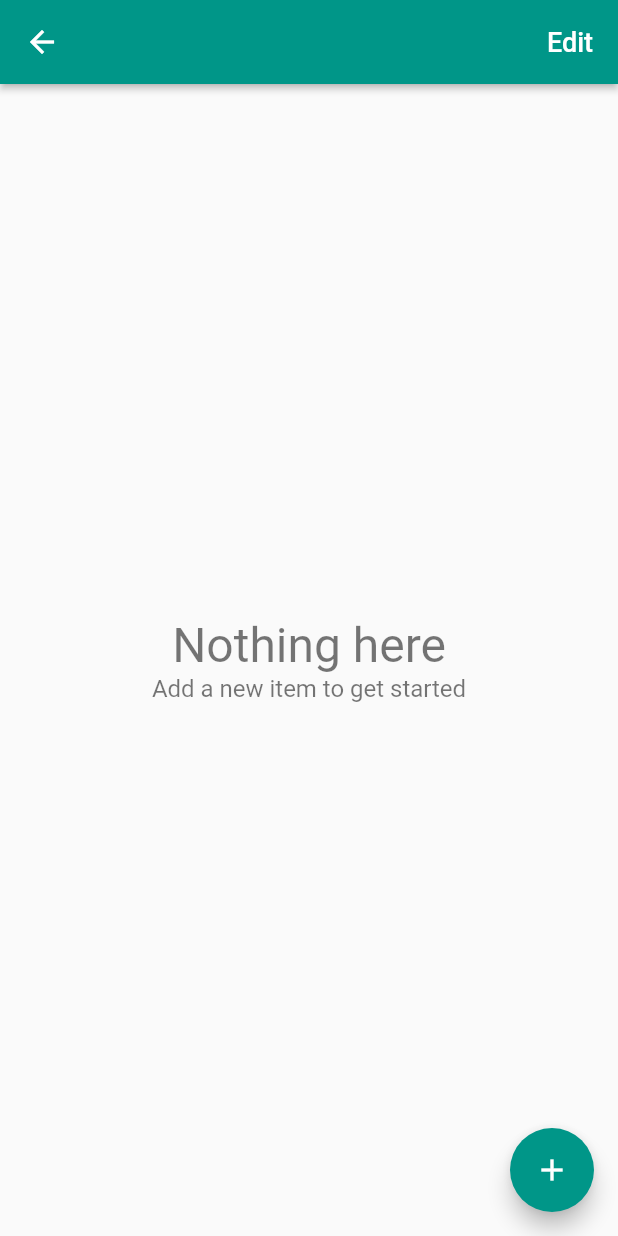
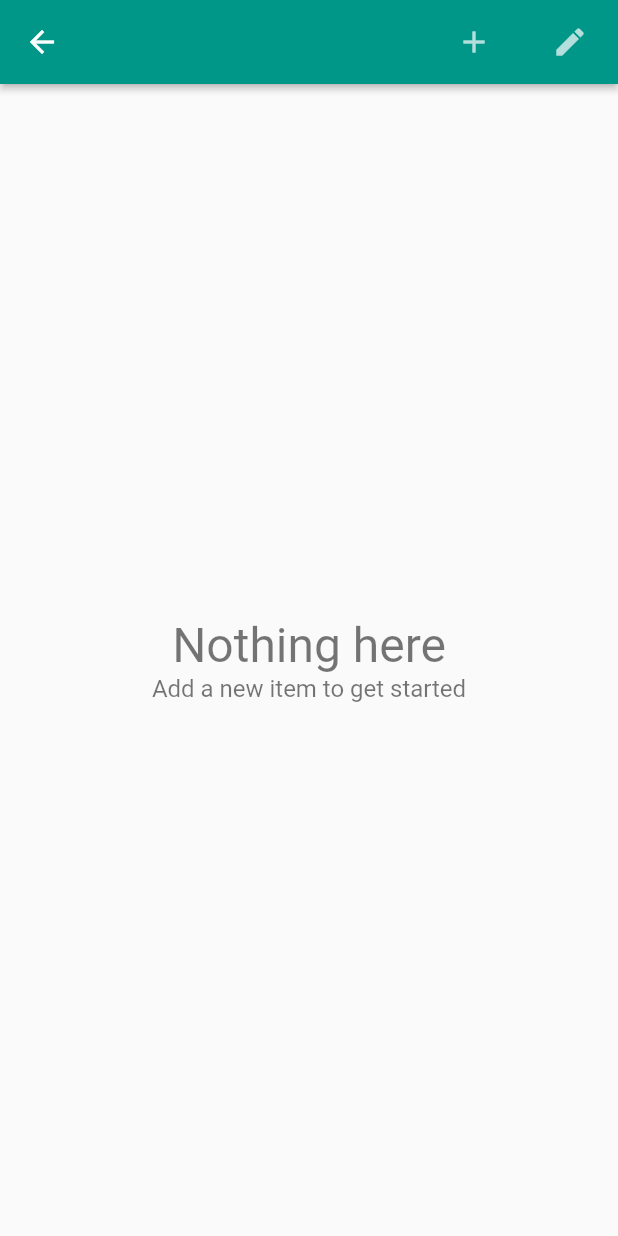
Before and after one commit to Tarster/Time_Tracker, a Flutter app: the JobEntriesPage screen opened directly with empty values, on a phone screen of 412 x 824 dp. Run offline on Flutter 3.47's test engine with Material 2 defaults, Android fonts, the phone set to English and light mode, and no system bars; our stand-ins replace cloud_firestore, firebase_auth, firebase_core, google_sign_in; accounts and stored records are empty.

Commit message:
Removed Floating Action Button

```diff
--- a/lib/app/home/job_entries/job_entries_page.dart
+++ b/lib/app/home/job_entries/job_entries_page.dart
@@ -45,7 +45,8 @@ class JobEntriesPage extends StatelessWidget {
     return StreamBuilder<Job>(
       stream: database.jobStream(jobId: job.id),
       builder: (context, snapshot) {
-        final job = snapshot.data ;
+        final job = snapshot.data;
+
         final jobName = job?.name ?? '';
         return Scaffold(
           appBar: AppBar(
@@ -53,27 +54,35 @@ class JobEntriesPage extends StatelessWidget {
             title: Text(jobName),
             actions: <Widget>[
               TextButton(
-                child: Text(
-                  'Edit',
-                  style: TextStyle(fontSize: 18.0, color: Colors.white),
+                onPressed: () => EntryPage.show(
+                    context: context, database: database, job: job!),
+                child: Icon(
+                  Icons.add,
+                  color: Colors.white70,
                 ),
+              ),
+              TextButton(
+                child: Icon(
+                  Icons.edit,
+                  color: Colors.white70,
+                ),
+                // child: Text(
+                //   'Edit',
+                //   style: TextStyle(fontSize: 18.0, color: Colors.white),
+                // ),
                 onPressed: () =>
                     EditJobPage.show(context, database: database, job: job),
               ),
             ],
           ),
-          body: _buildContent(context, job!),
-          floatingActionButton: FloatingActionButton(
-            child: Icon(Icons.add),
-            onPressed: () =>
-                EntryPage.show(context: context, database: database, job: job),
-          ),
+          body: _buildContent(context, job),
         );
-      }
+      },
     );
   }
 
-  Widget _buildContent(BuildContext context, Job job) {
+  Widget _buildContent(BuildContext context, Job? job) {
+    if (job != null) {
       return StreamBuilder<List<Entry>>(
         stream: database.entriesStream(job: job),
         builder: (context, snapshot) {
@@ -97,4 +106,8 @@ class JobEntriesPage extends StatelessWidget {
         },
       );
     }
+    return Center(
+      child: Text("NO JOBS TO SHOW. PLEASE ADD SOME JOBS"),
+    );
   }
+}
```
Also changed, not shown: lib/app/home/cupertino_home_scaffold.dart (+2 -9 lines), lib/app/home/home_page.dart (+13 -4 lines), lib/app/home/jobs/jobs_page.dart (+11 -8 lines). Lines whose indentation alone changed are shown as unchanged.
